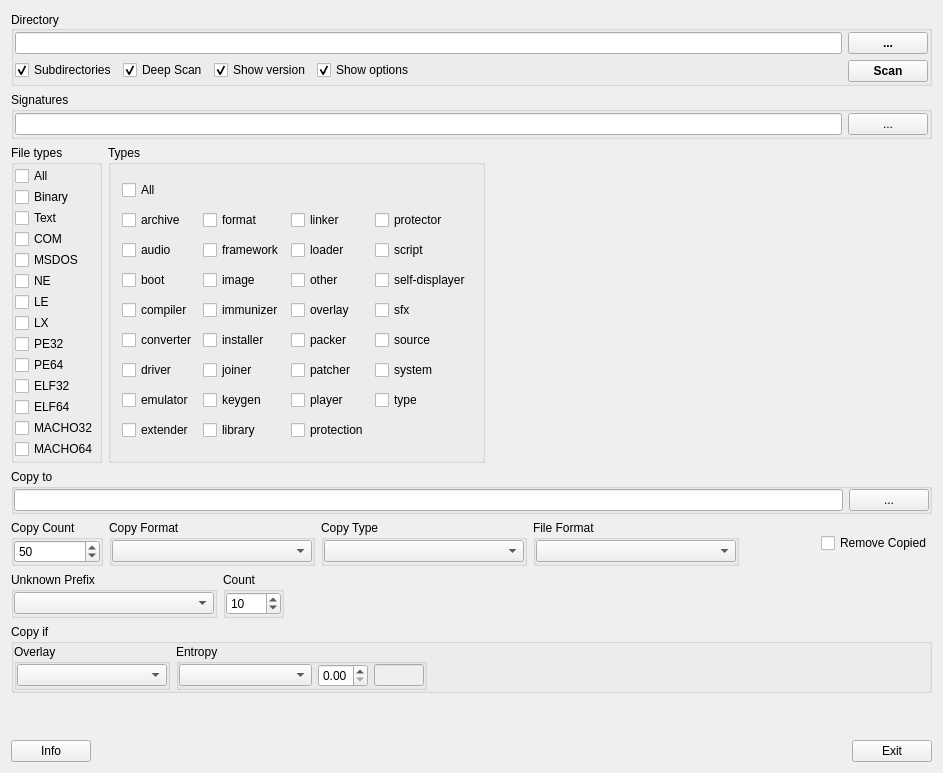
The window that gui_source/guimainwindow.ui (horsicq/DIE-sort) describes before a commit, drawn with Qt 5.
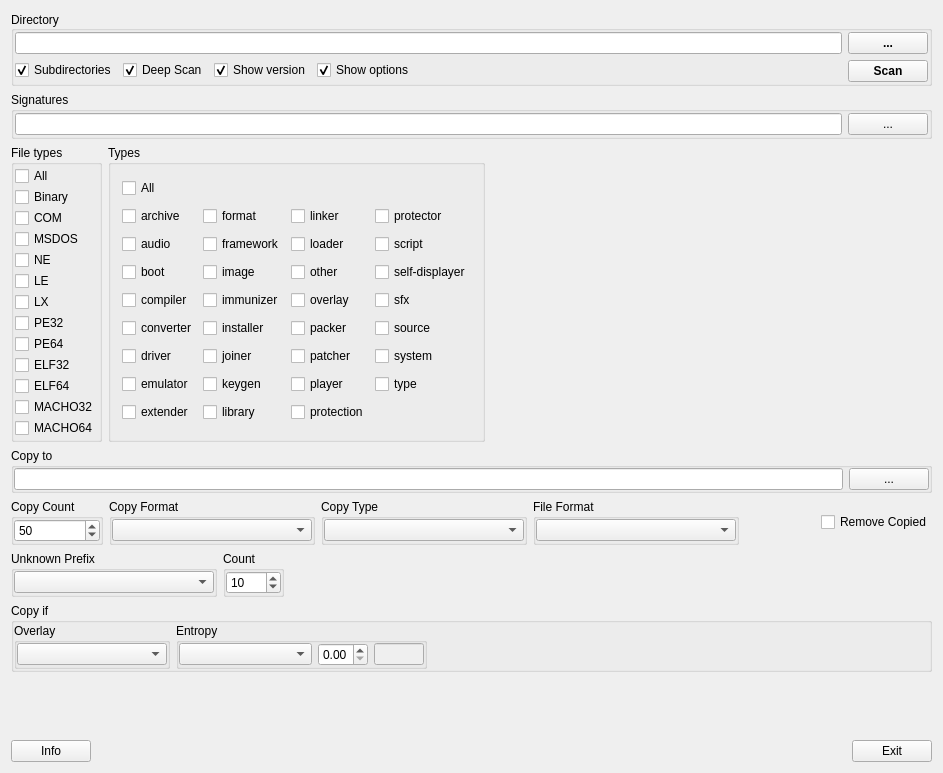
The same window after the commit.

Patch:
```diff
--- a/gui_source/guimainwindow.ui
+++ b/gui_source/guimainwindow.ui
@@ -205,13 +205,6 @@
            </property>
           </widget>
          </item>
-         <item>
-          <widget class="QCheckBox" name="checkBoxText">
-           <property name="text">
-            <string>Text</string>
-           </property>
-          </widget>
-         </item>
          <item>
           <widget class="QCheckBox" name="checkBoxCOM">
            <property name="text">
```
